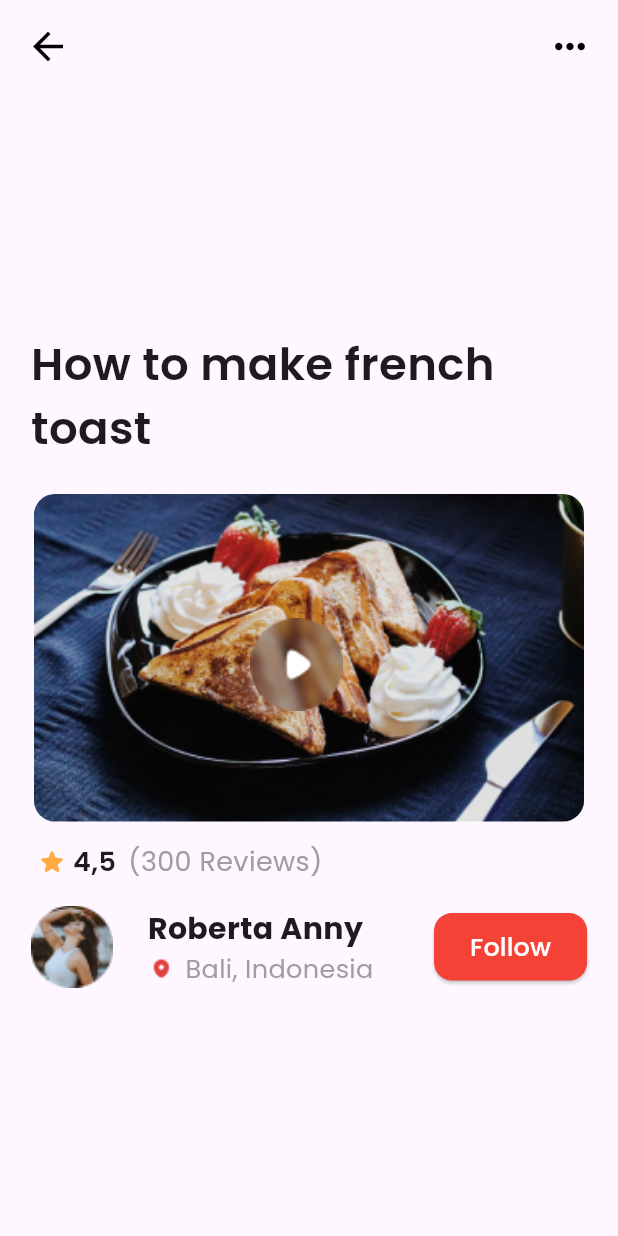
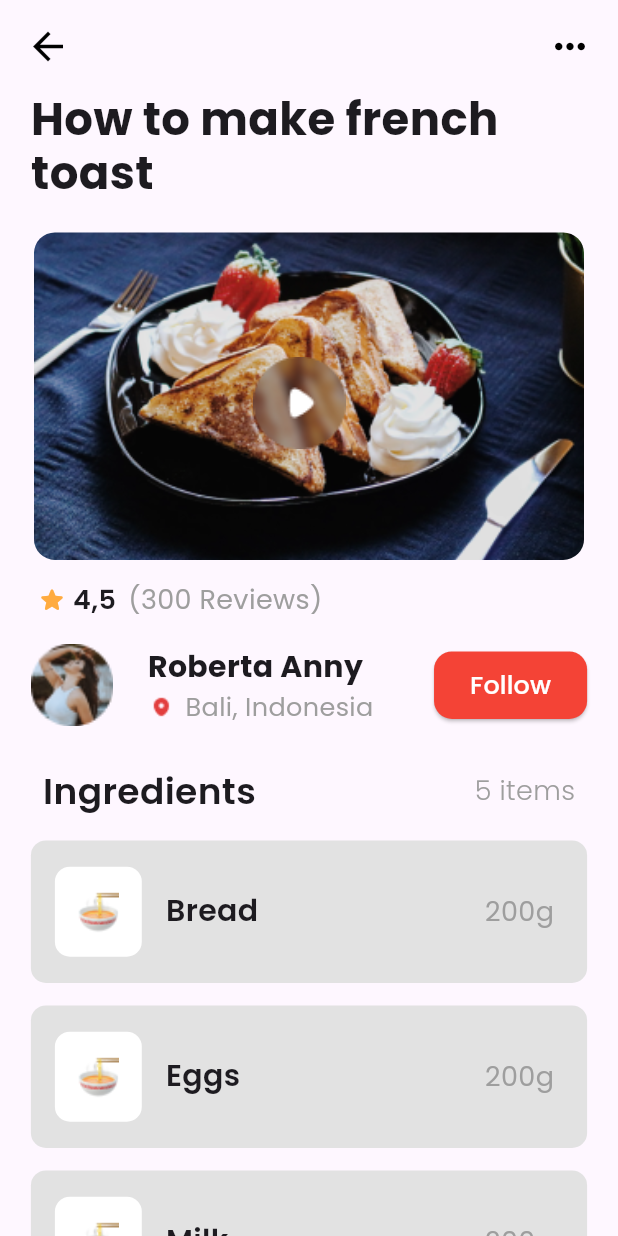
Before and after one commit to Tonyrealzy/Flutter-Food-recipe-project, a Flutter app: the screen it shows after launch, on a phone screen of 412 x 824 dp. Run offline on Flutter 3.47's test engine with Material 3 defaults, Android fonts, the phone set to English and light mode, and no system bars; our stand-ins replace google_fonts.

Commit message:
Renamed all my widgets based on their functionality

```diff
--- a/lib/pages/homepage.dart
+++ b/lib/pages/homepage.dart
@@ -1,7 +1,9 @@
 import 'package:flutter/material.dart';
-import 'package:project/widgets/header.dart';
-import 'package:project/widgets/profile.dart';
-import 'package:project/widgets/top_button.dart';
+import 'package:project/widgets/all_food_section_widget.dart';
+import 'package:project/widgets/header_section_widget.dart';
+import 'package:project/widgets/play_video_widget.dart';
+import 'package:project/widgets/profile_section_widget.dart';
+import 'package:project/widgets/top_button_widget.dart';
 
 // ignore: must_be_immutable
 class MyHomePage extends StatelessWidget {
@@ -15,7 +17,7 @@ class MyHomePage extends StatelessWidget {
 
     return Scaffold(
       appBar: AppBar(actions: [topButtonSection()]),
-      body: SafeArea(
+      body: SingleChildScrollView(
         child: Center(
             child: (Container(
                 height: deviceHeight,
@@ -24,65 +26,23 @@ class MyHomePage extends StatelessWidget {
                     horizontal: deviceWidth * 0.05,
                     vertical: deviceHeight * 0.006),
                 child: Column(
-                  mainAxisAlignment: MainAxisAlignment.center,
                   children: [
                     headerSection(),
                     const SizedBox(
                       height: 10.0,
                     ),
-                    playVideo(),
+                    playVideo(deviceHeight, deviceWidth),
                     const SizedBox(
                       height: 10.0,
                     ),
                     profileSection(),
+                    const SizedBox(
+                      height: 10.0,
+                    ),
+                    allFoodSection(),
                   ],
-                )
-                ))),
+                )))),
       ),
     );
   }
-
-  Widget videoSection() {
-    return Padding(
-      padding:
-          const EdgeInsets.only(top: 12.0, left: 2.0, right: 2.0),
-      child: Container(
-        height: deviceHeight * 0.265,
-        width: deviceWidth * 0.9,
-        decoration: BoxDecoration(
-            image: const DecorationImage(
-              fit: BoxFit.cover,
-              image: AssetImage('assets/images/food.png'),
-            ),
-            borderRadius: BorderRadius.circular(14.0)),
-      ),
-    );
-  }
-
-  Widget playButton() {
-    return GestureDetector(
-      onTap: () {},
-      child: Container(
-        height: deviceWidth * 0.15,
-        width: deviceWidth * 0.15,
-        decoration: const BoxDecoration(
-            image: DecorationImage(
-                fit: BoxFit.cover,
-                image: AssetImage('assets/images/image3.png'))),
-      ),
-    );
-  }
-
-  Widget playVideo() {
-    return Stack(
-      children: [
-        Positioned(
-            child: videoSection()),
-        Positioned(
-            top: deviceHeight * 0.115,
-            left: deviceWidth * 0.355,
-            child: playButton())
-      ],
-    );
-  }
 }
--- /dev/null
+++ b/lib/widgets/all_food_section_widget.dart
@@ -0,0 +1,38 @@
+import 'package:flutter/material.dart';
+import 'package:google_fonts/google_fonts.dart';
+//import 'package:project/widgets/.dart';
+import 'package:project/widgets/bread_container_widget.dart';
+import 'package:project/widgets/eggs_container_widget.dart';
+import 'package:project/widgets/milk_container_widget.dart';
+
+Widget allFoodSection() {
+  return Expanded(
+    child: Column(
+      children: [
+        Padding(
+          padding: const EdgeInsets.only(
+              left: 8.0, right: 8.0, top: 16.0, bottom: 16.0),
+          child: Row(
+            mainAxisAlignment: MainAxisAlignment.spaceBetween,
+            children: [
+              Text("Ingredients",
+                  style: GoogleFonts.poppins(
+                      fontWeight: FontWeight.w600, fontSize: 24)),
+              Text("5 items",
+                  style: GoogleFonts.poppins(
+                      fontWeight: FontWeight.w300,
+                      fontSize: 18,
+                      color: Colors.grey))
+            ],
+          ),
+        ),
+        breadContainer(),
+        const SizedBox(height: 15.0),
+        eggsContainer(),
+        const SizedBox(height: 15.0),
+        milkContainer(),
+        const SizedBox(height: 15.0),
+      ],
+    ),
+  );
+}
--- a/lib/widgets/header.dart
+++ b/lib/widgets/header_section_widget.dart
@@ -3,5 +3,5 @@ import 'package:google_fonts/google_fonts.dart';
 
 Widget headerSection() {
   return Text("How to make french toast",
-      style: GoogleFonts.poppins(fontSize: 30, fontWeight: FontWeight.w600));
+      style: GoogleFonts.poppins(fontSize: 30, fontWeight: FontWeight.w700, height: 1.2));
 }
--- /dev/null
+++ b/lib/widgets/play_video_widget.dart
@@ -0,0 +1,44 @@
+//Widgets dependent on deviceWidth and deviceHeight...
+  import 'package:flutter/material.dart';
+
+Widget videoSection(double deviceHeight, double deviceWidth) {
+    return Padding(
+      padding: const EdgeInsets.only(top: 12.0, left: 2.0, right: 2.0),
+      child: Container(
+        height: deviceHeight * 0.265,
+        width: deviceWidth * 0.9,
+        decoration: BoxDecoration(
+            image: const DecorationImage(
+              fit: BoxFit.cover,
+              image: AssetImage('assets/images/food.png'),
+            ),
+            borderRadius: BorderRadius.circular(14.0)),
+      ),
+    );
+  }
+
+  Widget playButton(double deviceHeight, double deviceWidth) {
+    return GestureDetector(
+      onTap: () {},
+      child: Container(
+        height: deviceWidth * 0.15,
+        width: deviceWidth * 0.15,
+        decoration: const BoxDecoration(
+            image: DecorationImage(
+                fit: BoxFit.cover,
+                image: AssetImage('assets/images/image3.png'))),
+      ),
+    );
+  }
+
+  Widget playVideo(double deviceHeight, double deviceWidth) {
+    return Stack(
+      children: [
+        Positioned(child: videoSection(deviceHeight, deviceWidth)),
+        Positioned(
+            top: deviceHeight * 0.115,
+            left: deviceWidth * 0.360,
+            child: playButton(deviceHeight, deviceWidth))
+      ],
+    );
+  }
--- a/lib/widgets/profile.dart
+++ b/lib/widgets/profile_section_widget.dart
@@ -1,7 +1,7 @@
 import 'package:flutter/material.dart';
-import 'package:project/widgets/about.dart';
-import 'package:project/widgets/follow.dart';
-import 'package:project/widgets/review.dart';
+import 'package:project/widgets/about_section_widget.dart';
+import 'package:project/widgets/follow_button_widget.dart';
+import 'package:project/widgets/review_section_widget.dart';
 
 Widget profileSection() {
   return Column(
```
Also changed, not shown: lib/widgets/bread_container_widget.dart (added, +44 -0 lines), lib/widgets/eggs_container_widget.dart (added, +44 -0 lines), lib/widgets/follow_button_widget.dart (renamed from lib/widgets/follow.dart, +5 -5 lines), lib/widgets/milk_container_widget.dart (added, +44 -0 lines), lib/widgets/about_section_widget.dart (renamed from lib/widgets/about.dart), lib/widgets/review_section_widget.dart (renamed from lib/widgets/review.dart), lib/widgets/top_button_widget.dart (renamed from lib/widgets/top_button.dart).
